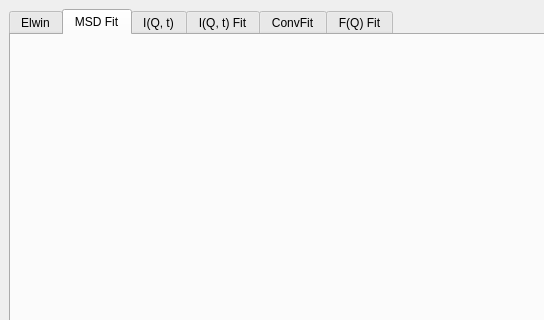
Before: the Qt Designer form qt/scientific_interfaces/Indirect/IndirectDataAnalysis.ui in mantidproject/mantid, drawn with Qt 5; both pictures show x 0 to 544 and y 0 to 320 of the 1100 by 1027 pixel window.
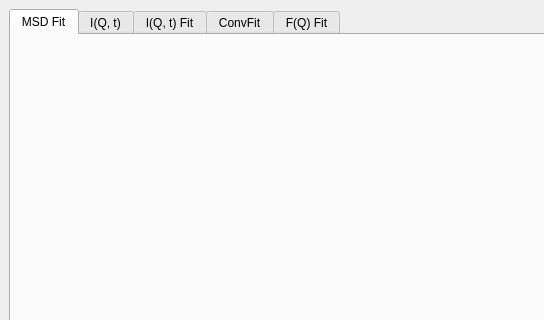
After: the same form once the commit is applied. The open tabs and pages were chosen to show the change.

Commit message: Move Elwin into indirect data Manipulation

The edit to the form file:
```diff
--- a/qt/scientific_interfaces/Indirect/IndirectDataAnalysis.ui
+++ b/qt/scientific_interfaces/Indirect/IndirectDataAnalysis.ui
@@ -56,11 +56,6 @@
       <property name="currentIndex">
        <number>0</number>
       </property>
-      <widget class="QWidget" name="tabElwin">
-       <attribute name="title">
-        <string>Elwin</string>
-       </attribute>
-      </widget>
       <widget class="QWidget" name="tabMSD">
        <attribute name="title">
         <string>MSD Fit</string>
```
Left out of the diff: 4 changed lines with no effect on the pictures. The commit also changes 10 other files.
